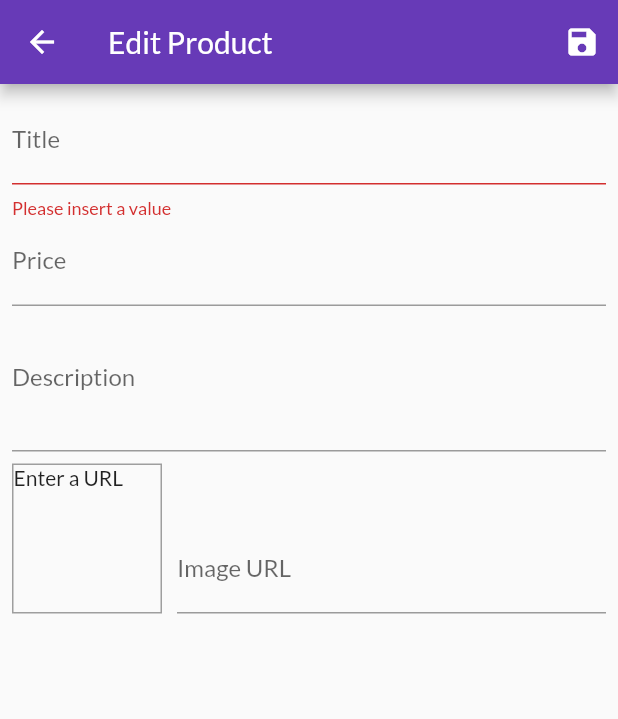
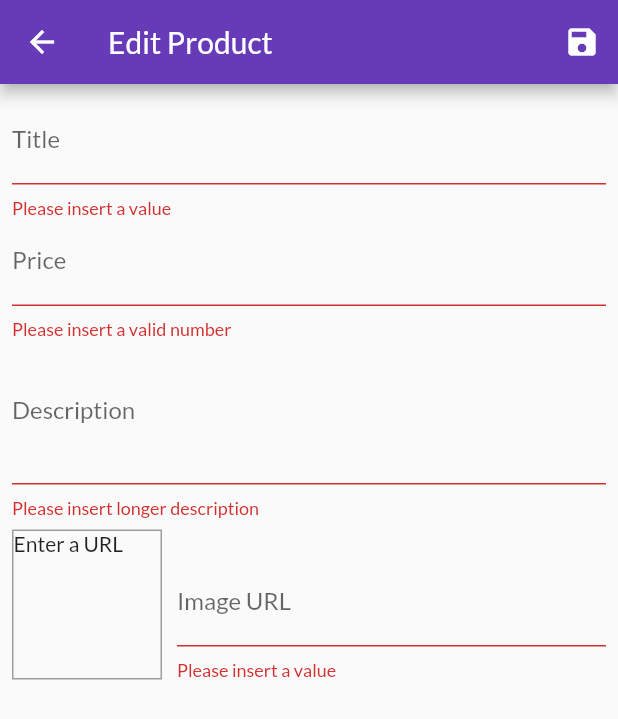
Before and after one commit to igunawardana/flutter-play, a Flutter app: the EditProductScreen screen opened by its route, after a tap on the "save" icon, on a phone screen of 412 x 824 dp. Shown: the top 719 px of the screen. Run offline on Flutter 3.47's test engine with Material 2 defaults, Android fonts, the phone set to English and light mode, and no system bars; network calls fail.

Commit message:
validation

```diff
--- a/my_shop/lib/screens/edit_product_screen.dart
+++ b/my_shop/lib/screens/edit_product_screen.dart
@@ -36,6 +36,15 @@ class _EditProductScreenState extends State<EditProductScreen> {
 
   void _updateImageUrl() {
     if (!_imageUrlFocusNode.hasFocus) {
+      if (_imageUrlController.text.isEmpty ||
+          (!_imageUrlController.text.startsWith('http') &&
+              !_imageUrlController.text.startsWith('https')) ||
+          (!_imageUrlController.text.endsWith('.png') &&
+              !_imageUrlController.text.startsWith('.jpg') &&
+              !_imageUrlController.text.startsWith('.jpeg'))) {
+        return;
+      }
+
       setState(() {});
     }
   }
@@ -108,6 +117,14 @@ class _EditProductScreenState extends State<EditProductScreen> {
                 onFieldSubmitted: (value) {
                   FocusScope.of(context).requestFocus(_descriptionFocusNode);
                 },
+                validator: (value) {
+                  if (double.tryParse(value) == null) {
+                    return 'Please insert a valid number';
+                  }
+                  if (double.parse(value) <= 1) {
+                    return 'Please enter value greater than 1';
+                  }
+                },
                 onSaved: (value) {
                   _editedProduct = Product(
                     title: _editedProduct.title,
@@ -125,6 +142,13 @@ class _EditProductScreenState extends State<EditProductScreen> {
                 maxLines: 3,
                 keyboardType: TextInputType.multiline,
                 focusNode: _descriptionFocusNode,
+                validator: (value) {
+                  if (value.length < 5) {
+                    return 'Please insert longer description';
+                  } else {
+                    return null;
+                  }
+                },
                 onSaved: (value) {
                   _editedProduct = Product(
                     title: _editedProduct.title,
@@ -162,6 +186,21 @@ class _EditProductScreenState extends State<EditProductScreen> {
                       onFieldSubmitted: (_) {
                         _saveForm();
                       },
+                      validator: (value) {
+                        if (value.isEmpty) {
+                          return 'Please insert a value';
+                        }
+                        if (!value.startsWith('http') &&
+                            !value.startsWith('https')) {
+                          return 'Enter valid image url';
+                        }
+                        if (!value.endsWith('.png') &&
+                            !value.endsWith('.jpg') &&
+                            !value.endsWith('.jpeg')) {
+                          return 'Enter a valid image';
+                        }
+                        return null;
+                      },
                       onSaved: (value) {
                         _editedProduct = Product(
                           title: _editedProduct.title,
```
